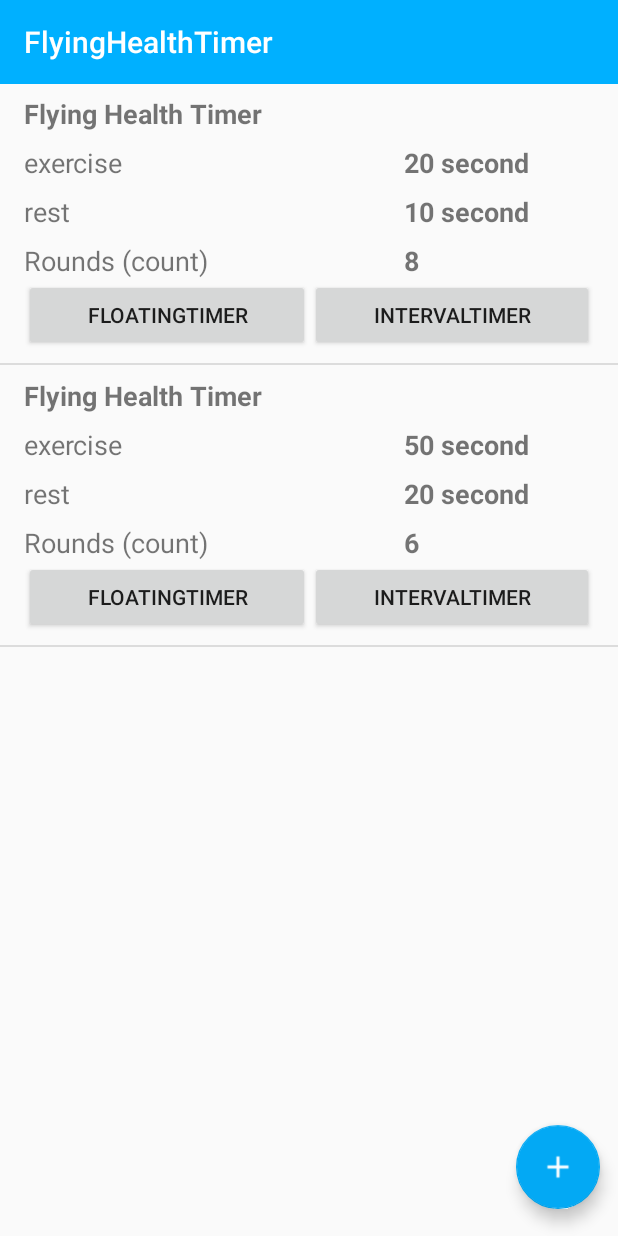
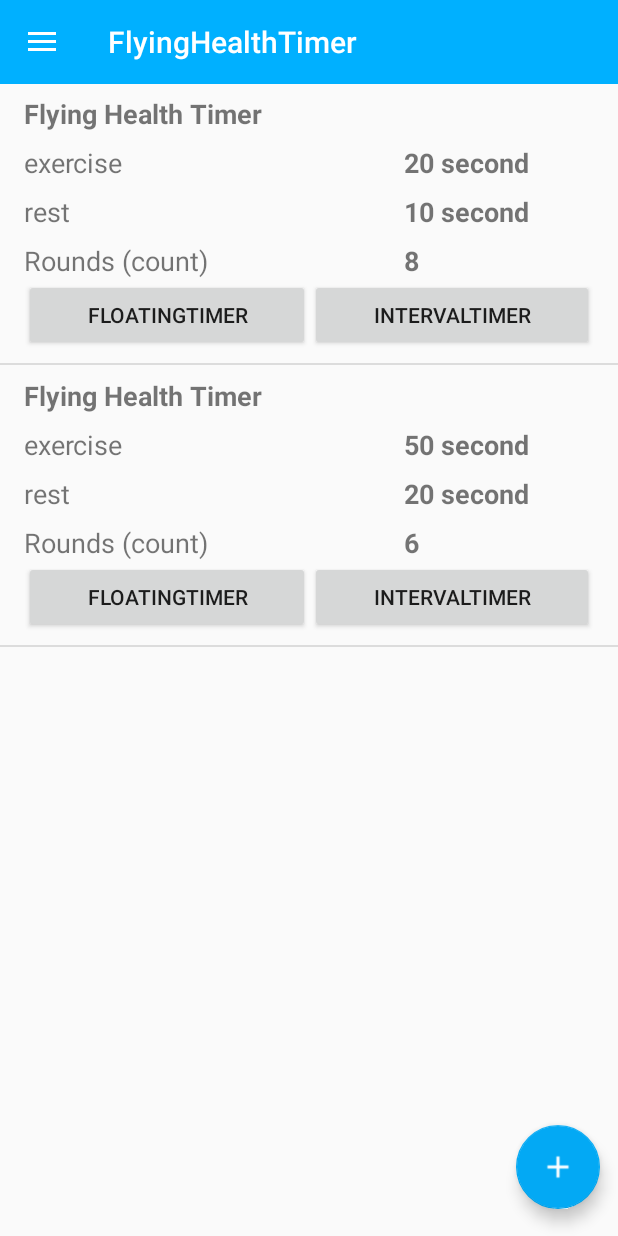
Before and after one commit to heidiyun/FlyingHealthTimer, an Android app: the screen it shows after launch (MainActivity), on a phone screen of 412 x 824 dp. Run offline under Robolectric (Android 15) with nearby library versions, the phone set to English and light mode, and no system bars; libraries missing offline, so code that uses them is left out: trikita.log.

Commit message:
NavigationDrawer 추가. StopWatch 기능 추가.

```diff
--- a/app/src/main/AndroidManifest.xml
+++ b/app/src/main/AndroidManifest.xml
@@ -25,6 +25,7 @@
                 <category android:name="android.intent.category.LAUNCHER" />
             </intent-filter>
         </activity>
+
         <service android:name=".FloatingService" />
         <service android:name=".TimerService" />
     </application>
--- a/app/src/main/java/xyz/flyinghealthtimer/FragmentController.java
+++ b/app/src/main/java/xyz/flyinghealthtimer/FragmentController.java
@@ -5,23 +5,26 @@ import android.os.Message;
 import android.support.v4.app.Fragment;
 import android.support.v4.app.FragmentManager;
 import android.support.v7.app.ActionBar;
+import android.support.v7.app.ActionBarDrawerToggle;
 
 public class FragmentController {
 
     public static final String UPDATE = "update";
     public static FragmentManager mFragmentManager;
     public static ActionBar actionbar;
+    public static SectionPageAdapter adapter;
 
 
     public static void newFragment(Fragment fragment, int tag, boolean canGoBack) {
         newFragment(fragment, String.valueOf(tag), canGoBack);
     }
+
     public static void newFragment(final Fragment fragment, final String tag, final boolean canGoBack) {
         final int WHAT = 1;
-		Handler handler = new Handler(){
+        Handler handler = new Handler() {
             @Override
             public void handleMessage(Message msg) {
-				if(msg.what == WHAT) changeFragment(fragment, tag, canGoBack);
+                if (msg.what == WHAT) changeFragment(fragment, tag, canGoBack);
             }
         };
         handler.sendEmptyMessage(WHAT);
@@ -29,49 +32,52 @@ public class FragmentController {
     }
 
     private static void changeFragment(Fragment fragment, String tag, boolean canGoBack) {
-		if(canGoBack){
+
+
+        if (canGoBack) {
             mFragmentManager
                     .beginTransaction()
                     .replace(R.id.container, fragment, tag)
                     .addToBackStack(null)
                     .commitAllowingStateLoss();
-		} else{
+
+        } else {
             mFragmentManager.beginTransaction()
                     .replace(R.id.container, fragment, tag).commitAllowingStateLoss();
         }
-		if(canGoBack && mFragmentManager.getBackStackEntryCount() >= 0){
-			actionbar.setDisplayHomeAsUpEnabled(true);
-		} else{
+        if (canGoBack && mFragmentManager.getBackStackEntryCount() >= 0) {
+            actionbar.setDisplayHomeAsUpEnabled(false);
+        } else {
             actionbar.setDisplayHomeAsUpEnabled(false);
         }
 
     }
 
-	public static void clearBackStack(){
+    public static void clearBackStack() {
         mFragmentManager.popBackStack(null, FragmentManager.POP_BACK_STACK_INCLUSIVE);
     }
 
 
     public static boolean backFragmet() {
         final int WHAT = 1;
-        Handler handler = new Handler(){
+        Handler handler = new Handler() {
             @Override
             public void handleMessage(Message msg) {
                 try {
                     if (msg.what == WHAT) mFragmentManager.popBackStack();
-                }catch(IllegalStateException e){
+                } catch (IllegalStateException e) {
 
                 }
             }
         };
         if (mFragmentManager.getBackStackEntryCount() == 1) {
-            actionbar.setDisplayHomeAsUpEnabled(false);
+            actionbar.setDisplayHomeAsUpEnabled(true);
         }
         handler.sendEmptyMessage(WHAT);
 
-        if(mFragmentManager.getBackStackEntryCount() > 0){
+        if (mFragmentManager.getBackStackEntryCount() > 0) {
             return false;
-        }else {
+        } else {
             return true;
         }
     }
--- a/app/src/main/java/xyz/flyinghealthtimer/MainActivity.java
+++ b/app/src/main/java/xyz/flyinghealthtimer/MainActivity.java
@@ -1,25 +1,35 @@
 package xyz.flyinghealthtimer;
 
 import android.annotation.TargetApi;
-import android.content.Context;
 import android.content.Intent;
 import android.net.Uri;
 import android.os.Build;
 import android.os.Bundle;
 import android.provider.Settings;
+import android.support.annotation.NonNull;
+import android.support.design.widget.NavigationView;
+import android.support.design.widget.TabLayout;
+import android.support.v4.app.Fragment;
+import android.support.v4.view.GravityCompat;
+import android.support.v4.view.ViewPager;
+import android.support.v4.widget.DrawerLayout;
+import android.support.v7.app.ActionBarDrawerToggle;
 import android.support.v7.app.AppCompatActivity;
 import android.support.v7.widget.Toolbar;
 import android.view.MenuItem;
-import android.widget.Toast;
 
 import java.util.List;
 
 import trikita.log.Log;
 
 
-public class MainActivity extends AppCompatActivity {
+public class MainActivity extends AppCompatActivity implements NavigationView.OnNavigationItemSelectedListener {
     private static final int OVERLAY_PERMISSION_REQUEST_CODE = 100;
     public final static int REQUEST_CODE = 3333;
+
+    private SectionPageAdapter sectionPagAdatper;
+    private DrawerLayout drawerLayout;
+
 
     @Override
     protected void onCreate(Bundle savedInstanceState) {
@@ -31,14 +41,44 @@ public class MainActivity extends AppCompatActivity {
         Toolbar toolbar = (Toolbar) findViewById(R.id.toolbar);
         setSupportActionBar(toolbar);
 
+        drawerLayout = findViewById(R.id.drawerLayout);
+        NavigationView navView = findViewById(R.id.navView);
+
+        ActionBarDrawerToggle toogle = new ActionBarDrawerToggle(this, drawerLayout, toolbar,
+                R.string.navigation_drawer_open, R.string.navigation_drawer_close);
+
+        drawerLayout.addDrawerListener(toogle);
+        toogle.syncState();
+
+
+        navView.setNavigationItemSelectedListener(this);
+
         FragmentController.mFragmentManager = getSupportFragmentManager();
         FragmentController.actionbar = getSupportActionBar();
+
+        sectionPagAdatper = new SectionPageAdapter(FragmentController.mFragmentManager);
+        FragmentController.adapter = sectionPagAdatper;
 
         FragmentController.newFragment(new MainFragment(), R.layout.fragment_main, false);
         onNewIntent(getIntent());
 
+//        TabLayout tabLayout = findViewById(R.id.tabLayout);
+//        ViewPager viewPager = findViewById(R.id.viewPager);
+//        setupViewPager(viewPager);
+//
+//
+//        tabLayout.setupWithViewPager(viewPager);
+
     }
 
+    private void setupViewPager(ViewPager viewPager) {
+
+        Fragment timerListFragment = new MainFragment();
+
+        sectionPagAdatper.addFragment(timerListFragment, "list");
+
+        viewPager.setAdapter(sectionPagAdatper);
+    }
 
 
     @Override
@@ -86,6 +126,7 @@ public class MainActivity extends AppCompatActivity {
             getPermissionAndStartService(false);
         }
     }
+
     private void getPermissionAndStartService(boolean isShowOverlayPermission) {
         if (Build.VERSION.SDK_INT <= Build.VERSION_CODES.LOLLIPOP_MR1) {
 //            startService();
@@ -108,4 +149,21 @@ public class MainActivity extends AppCompatActivity {
     }
 
 
+    @Override
+    public boolean onNavigationItemSelected(@NonNull MenuItem menuItem) {
+        switch (menuItem.getItemId()) {
+            case R.id.nav_profile:
+                FragmentController.newFragment(new MainFragment(),1, false);
+                break;
+            case R.id.nav_pullrequest :
+                FragmentController.newFragment(new StopWatchFragment(),1, false);
+                break;
+            case R.id.nav_issue:
+                break;
+
+
+        }
+        drawerLayout.closeDrawer(GravityCompat.START);
+        return false;
+    }
 }
--- a/app/src/main/java/xyz/flyinghealthtimer/MainFragment.java
+++ b/app/src/main/java/xyz/flyinghealthtimer/MainFragment.java
@@ -30,6 +30,7 @@ public class MainFragment extends BaseFragment {
 
         super.onCreateView(inflater, container, savedInstanceState);
 
+
         setTitle(R.string.app_name);
         actionBar.setDisplayHomeAsUpEnabled(false);
 
@@ -42,6 +43,7 @@ public class MainFragment extends BaseFragment {
         fab.setOnClickListener(new View.OnClickListener() {
             @Override
             public void onClick(View view) {
+
                 FragmentController.newFragment(new AddTimerFragment(), R.layout.fragment_edittimer, true);
             }
         });
--- /dev/null
+++ b/app/src/main/java/xyz/flyinghealthtimer/SectionPageAdapter.java
@@ -0,0 +1,40 @@
+package xyz.flyinghealthtimer;
+
+import android.support.v4.app.Fragment;
+import android.support.v4.app.FragmentManager;
+import android.support.v4.app.FragmentPagerAdapter;
+
+import java.util.ArrayList;
+import java.util.List;
+
+public class SectionPageAdapter  extends FragmentPagerAdapter {
+
+    List<Fragment> fragmentList = new ArrayList<Fragment>();
+    List<String> fragmentTitleList = new ArrayList<String>();
+
+    public SectionPageAdapter(FragmentManager fn) {
+        super(fn);
+    }
+
+    public CharSequence getPageTitle(int position) {
+        return fragmentTitleList.get(position);
+    }
+
+    void addFragment(Fragment fragment, String title) {
+        fragmentList.add(fragment);
+        fragmentTitleList.add(title);
+    }
+
+
+
+    @Override
+    public Fragment getItem(int i) {
+        return fragmentList.get(i);
+    }
+
+
+    @Override
+    public int getCount() {
+        return fragmentList.size();
+    }
+}
--- a/app/src/main/res/layout/activity_main.xml
+++ b/app/src/main/res/layout/activity_main.xml
@@ -1,22 +1,25 @@
 <?xml version="1.0" encoding="utf-8"?>
-<android.support.constraint.ConstraintLayout
-    xmlns:android="http://schemas.android.com/apk/res/android"
+<android.support.v4.widget.DrawerLayout xmlns:android="http://schemas.android.com/apk/res/android"
     xmlns:app="http://schemas.android.com/apk/res-auto"
+    android:id="@+id/drawerLayout"
     xmlns:tools="http://schemas.android.com/tools"
     android:layout_width="match_parent"
+    android:layout_height="match_parent">
+
+    <android.support.design.widget.CoordinatorLayout
+        android:layout_width="match_parent"
         android:layout_height="match_parent"
-    android:fitsSystemWindows="true"
-    >
+        android:fitsSystemWindows="true">
 
         <android.support.design.widget.AppBarLayout
             android:id="@+id/appBar"
             android:layout_width="match_parent"
             android:layout_height="wrap_content"
+            android:theme="@style/AppTheme.AppBarOverlay"
+            app:elevation="0dp"
+            app:layout_constraintEnd_toEndOf="parent"
             app:layout_constraintStart_toStartOf="parent"
-        app:layout_constraintTop_toTopOf="parent"
-        app:layout_constraintEnd_toEndOf="parent"
-        app:elevation="0dp"
-        android:theme="@style/AppTheme.AppBarOverlay">
+            app:layout_constraintTop_toTopOf="parent">
 
             <android.support.v7.widget.Toolbar
                 android:id="@+id/toolbar"
@@ -25,18 +28,44 @@
                 android:background="?attr/colorPrimary"
                 app:popupTheme="@style/AppTheme.PopupOverlay" />
 
+            <!--<android.support.design.widget.TabLayout-->
+                <!--android:id="@+id/tabLayout"-->
+                <!--android:layout_width="match_parent"-->
+                <!--android:layout_height="wrap_content" />-->
+
         </android.support.design.widget.AppBarLayout>
 
-    <FrameLayout xmlns:android="http://schemas.android.com/apk/res/android"
-        xmlns:tools="http://schemas.android.com/tools"
+
+        <!--<android.support.v4.view.ViewPager-->
+            <!--android:id="@+id/viewPager"-->
+            <!--android:layout_width="match_parent"-->
+            <!--android:layout_height="wrap_content"-->
+            <!--app:layout_behavior="android.support.design.widget.AppBarLayout$ScrollingViewBehavior">-->
+
+
+            <FrameLayout
                 android:id="@+id/container"
                 android:layout_width="match_parent"
                 android:layout_height="match_parent"
                 android:layout_marginTop="55dp"
-        app:layout_constraintTop_toBottomOf="@id/appBar"
-        app:layout_constraintStart_toStartOf="parent"
                 app:layout_constraintBottom_toBottomOf="parent"
                 app:layout_constraintEnd_toEndOf="parent"
-        tools:context=".MainActivity"/>
+                app:layout_constraintStart_toStartOf="parent"
+                tools:context=".MainActivity" />
 
-</android.support.constraint.ConstraintLayout>
+        <!--</android.support.v4.view.ViewPager>-->
+
+
+    </android.support.design.widget.CoordinatorLayout>
+
+    <android.support.design.widget.NavigationView
+        android:id="@+id/navView"
+            android:layout_width="wrap_content"
+        android:layout_height="match_parent"
+        android:fitsSystemWindows="true"
+        app:menu="@menu/activity_main_drawer"
+        android:layout_gravity="start"
+        >
+
+    </android.support.design.widget.NavigationView>
+</android.support.v4.widget.DrawerLayout>
--- /dev/null
+++ b/app/src/main/res/menu/activity_main_drawer.xml
@@ -0,0 +1,35 @@
+<?xml version="1.0" encoding="utf-8"?>
+<menu xmlns:android="http://schemas.android.com/apk/res/android"
+    xmlns:tools="http://schemas.android.com/tools"
+    tools:showIn="navigation_view">
+
+    <group android:checkableBehavior="single">
+        <item
+            android:id="@+id/nav_profile"
+
+            android:title="Timer" />
+        <item
+            android:id="@+id/nav_pullrequest"
+
+            android:title="StopWatch" />
+        <item
+            android:id="@+id/nav_issue"
+
+            android:title="Issue" />
+
+    </group>
+
+    <!--<item android:title="Communicate">-->
+        <!--<menu>-->
+            <!--<item-->
+                <!--android:id="@+id/nav_share"-->
+                <!--android:icon="@drawable/ic_menu_share"-->
+                <!--android:title="Share" />-->
+            <!--<item-->
+                <!--android:id="@+id/nav_send"-->
+                <!--android:icon="@drawable/ic_menu_send"-->
+                <!--android:title="Send" />-->
+        <!--</menu>-->
+    <!--</item>-->
+
+</menu>
--- a/app/src/main/res/values/strings.xml
+++ b/app/src/main/res/values/strings.xml
@@ -39,4 +39,6 @@
     <string name="appwidget_text">EXAMPLE</string>
     <string name="add_widget">Add widget</string>
 
+    <string name="navigation_drawer_open">Open navigation drawer</string>
+    <string name="navigation_drawer_close">Close navigation drawer</string>
 </resources>
```
Also changed, not shown: app/src/main/java/xyz/flyinghealthtimer/StopWatchFragment.java (added, +281 -0 lines), app/src/main/res/layout/fragment_stopwatch.xml (added, +100 -0 lines). Lines whose indentation alone changed are shown as unchanged.
